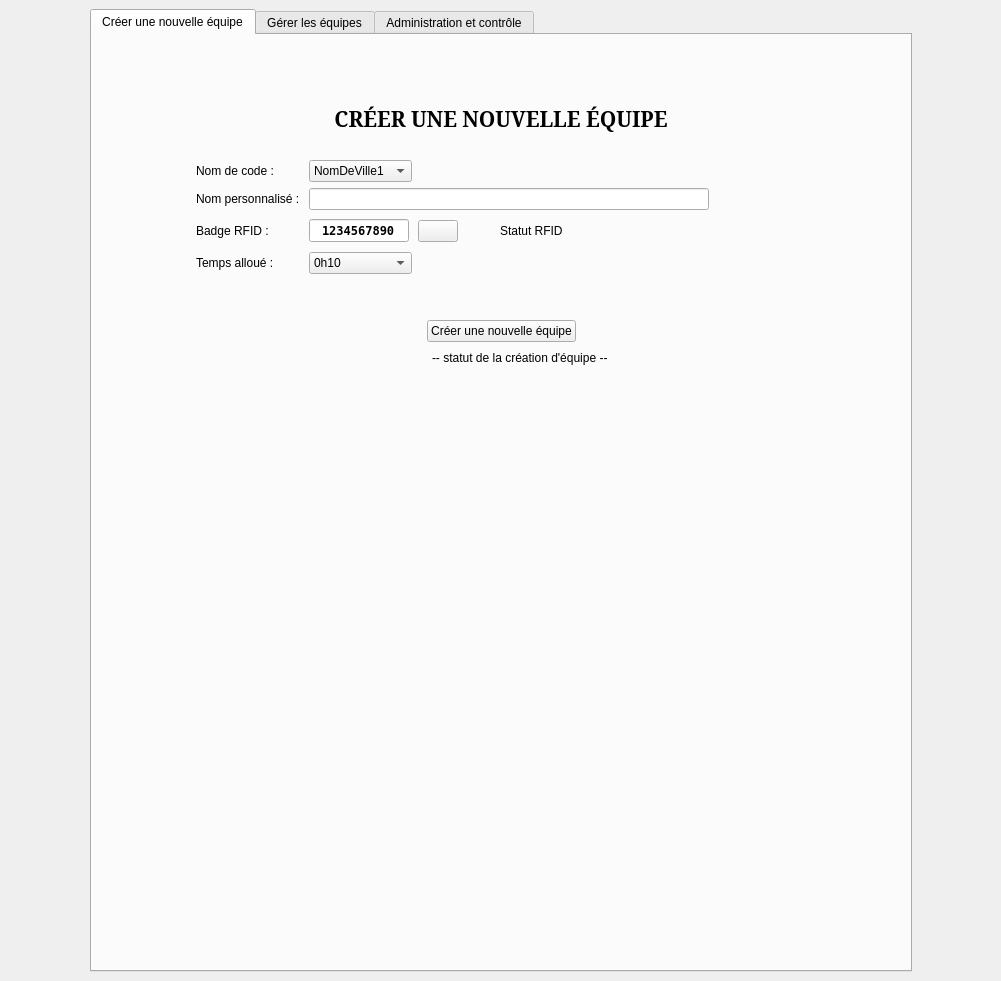
Old version of the form thecubeivazio/cubegui/cubegui.ui in the repository jwav/thecube-ivazio.
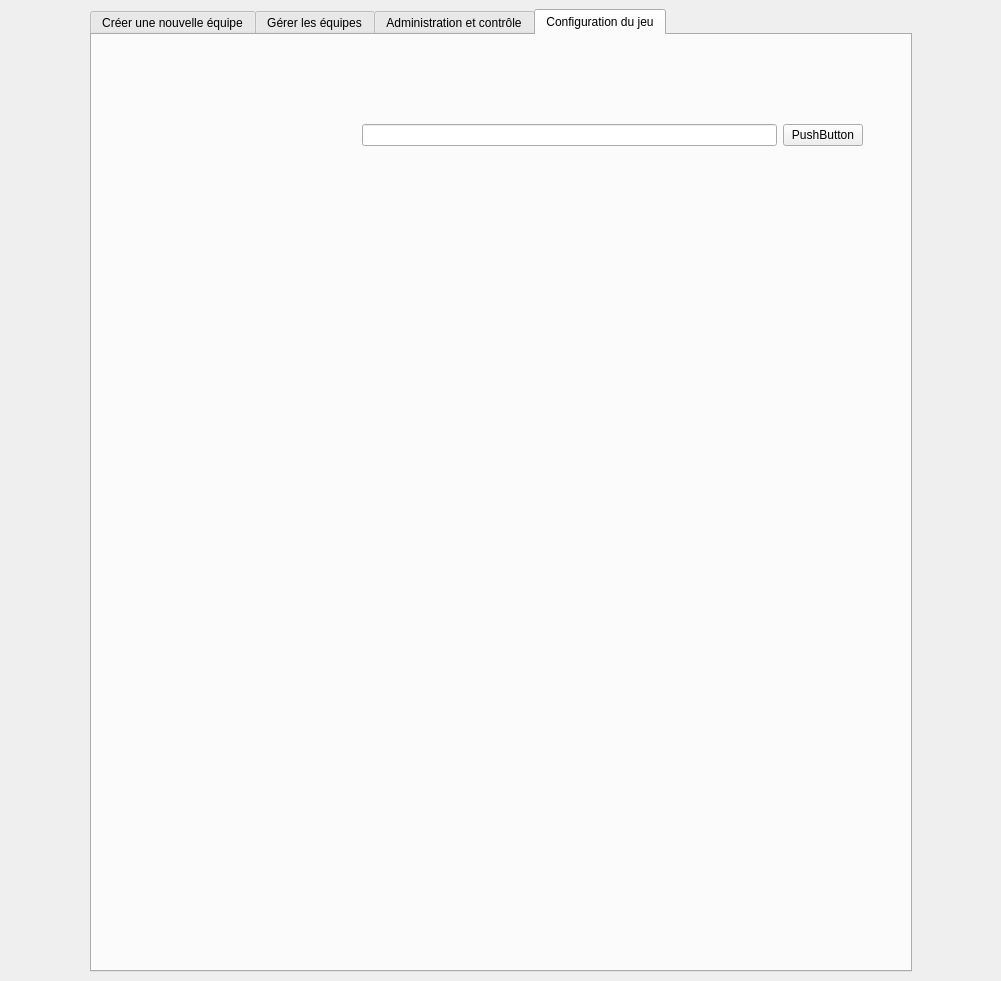
New version of the form. Icons and pictures are not drawn.

Commit message: new TODOs, new tab in GUI (config)

What changed in the file:
```diff
--- a/thecubeivazio/cubegui/cubegui.ui
+++ b/thecubeivazio/cubegui/cubegui.ui
@@ -44,7 +44,7 @@
        <locale language="French" country="France"/>
       </property>
       <property name="currentIndex">
-       <number>0</number>
+       <number>3</number>
       </property>
       <widget class="QWidget" name="tabMain">
        <attribute name="title">
@@ -1334,6 +1334,37 @@
         </item>
        </layout>
       </widget>
+      <widget class="QWidget" name="tab">
+       <attribute name="title">
+        <string>Configuration du jeu</string>
+       </attribute>
+       <widget class="QWidget" name="gridLayoutWidget">
+        <property name="geometry">
+         <rect>
+          <x>270</x>
+          <y>60</y>
+          <width>501</width>
+          <height>80</height>
+         </rect>
+        </property>
+        <layout class="QGridLayout" name="gridLayout">
+         <item row="0" column="0">
+          <widget class="QLineEdit" name="lineConfigPassword">
+           <property name="echoMode">
+            <enum>QLineEdit::Password</enum>
+           </property>
+          </widget>
+         </item>
+         <item row="0" column="1">
+          <widget class="QPushButton" name="btnConfigPassword">
+           <property name="text">
+            <string>PushButton</string>
+           </property>
+          </widget>
+         </item>
+        </layout>
+       </widget>
+      </widget>
      </widget>
     </item>
     <item>
```
Left out of the diff: 1 changed line with no effect on the pictures. The commit also changes 1 other file.
